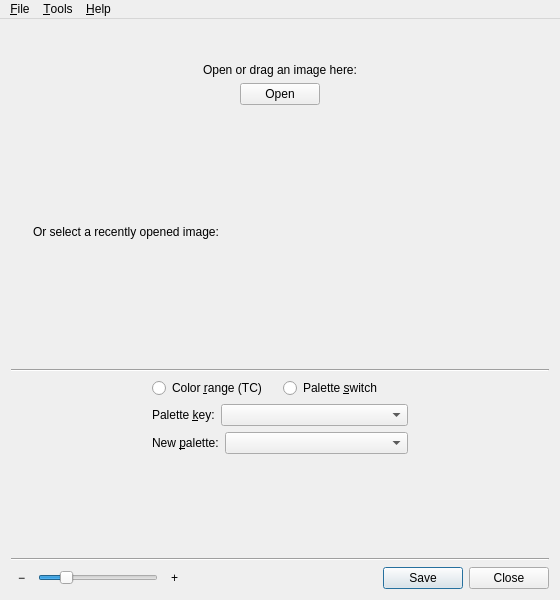
Old version of the form src/mainwindow.ui in the repository irydacea/wespal.
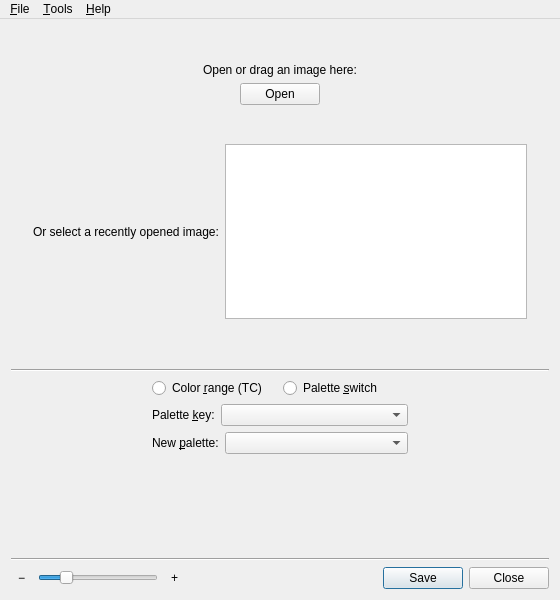
New version of the form. Custom widgets are drawn as their Qt base class.

Commit message: mainwindow: Remove special styling on the MRU list widget

The edit to the form file:
```diff
--- a/src/mainwindow.ui
+++ b/src/mainwindow.ui
@@ -262,14 +262,6 @@
                <verstretch>0</verstretch>
               </sizepolicy>
              </property>
-             <property name="styleSheet">
-              <string notr="true">QListWidget {
-	background: transparent;
-}</string>
-             </property>
-             <property name="frameShape">
-              <enum>QFrame::NoFrame</enum>
-             </property>
              <property name="uniformItemSizes">
               <bool>true</bool>
              </property>
```
Left out of the diff: 4 changed lines with no effect on the pictures.
